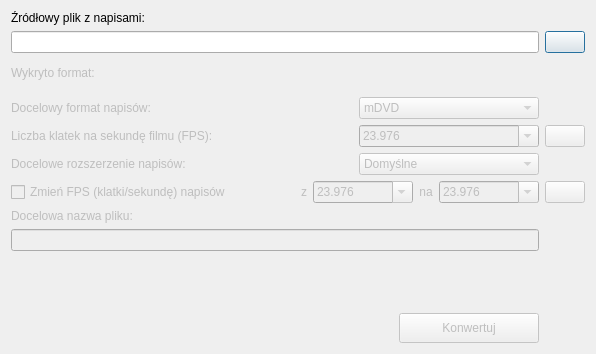
Old version of the form ui/frmconvert.ui in the repository QNapi/qnapi.
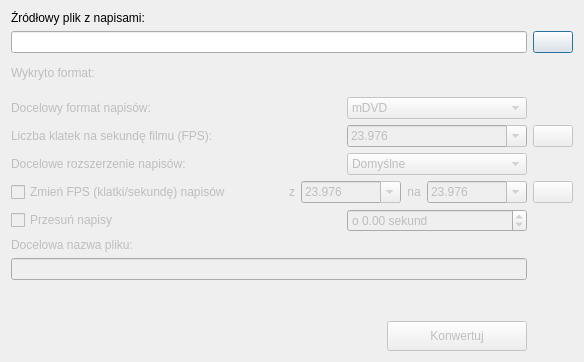
New version of the form. Icons and pictures are not drawn.

Commit message: support for applying subtitle time offset (delay or acceleration)

The edit to the form file:
```diff
--- a/ui/frmconvert.ui
+++ b/ui/frmconvert.ui
@@ -6,8 +6,8 @@
    <rect>
     <x>0</x>
     <y>0</y>
-    <width>596</width>
-    <height>354</height>
+    <width>584</width>
+    <height>362</height>
    </rect>
   </property>
   <property name="windowTitle">
@@ -512,6 +512,70 @@
     </widget>
    </item>
    <item row="7" column="0">
+    <layout class="QHBoxLayout" name="horizontalLayout_7">
+     <item>
+      <widget class="QCheckBox" name="cbDelaySubtitles">
+       <property name="enabled">
+        <bool>false</bool>
+       </property>
+       <property name="text">
+        <string>Przesuń napisy</string>
+       </property>
+      </widget>
+     </item>
+     <item>
+      <spacer name="horizontalSpacer_7">
+       <property name="orientation">
+        <enum>Qt::Horizontal</enum>
+       </property>
+       <property name="sizeHint" stdset="0">
+        <size>
+         <width>40</width>
+         <height>20</height>
+        </size>
+       </property>
+      </spacer>
+     </item>
+     <item>
+      <widget class="QDoubleSpinBox" name="sbDelayOffset">
+       <property name="enabled">
+        <bool>false</bool>
+       </property>
+       <property name="sizePolicy">
+        <sizepolicy hsizetype="Fixed" vsizetype="Fixed">
+         <horstretch>0</horstretch>
+         <verstretch>0</verstretch>
+        </sizepolicy>
+       </property>
+       <property name="minimumSize">
+        <size>
+         <width>180</width>
+         <height>0</height>
+        </size>
+       </property>
+       <property name="maximumSize">
+        <size>
+         <width>180</width>
+         <height>16777215</height>
+        </size>
+       </property>
+       <property name="prefix">
+        <string>o </string>
+       </property>
+       <property name="suffix">
+        <string> sekund</string>
+       </property>
+       <property name="minimum">
+        <double>-999999999.000000000000000</double>
+       </property>
+       <property name="maximum">
+        <double>999999999.000000000000000</double>
+       </property>
+      </widget>
+     </item>
+    </layout>
+   </item>
+   <item row="8" column="0">
     <widget class="QLabel" name="lbTargetFileName">
      <property name="enabled">
       <bool>false</bool>
@@ -521,23 +585,23 @@
      </property>
     </widget>
    </item>
-   <item row="8" column="0">
-    <widget class="QLineEdit" name="leTargetFileName">
-     <property name="enabled">
-      <bool>false</bool>
-     </property>
-     <property name="text">
-      <string/>
-     </property>
-     <property name="cursorPosition">
-      <number>0</number>
-     </property>
-     <property name="readOnly">
-      <bool>false</bool>
-     </property>
-    </widget>
-   </item>
    <item row="9" column="0">
+    <widget class="QLineEdit" name="leTargetFileName">
+     <property name="enabled">
+      <bool>false</bool>
+     </property>
+     <property name="text">
+      <string/>
+     </property>
+     <property name="cursorPosition">
+      <number>0</number>
+     </property>
+     <property name="readOnly">
+      <bool>false</bool>
+     </property>
+    </widget>
+   </item>
+   <item row="10" column="0">
     <spacer name="verticalSpacer">
      <property name="orientation">
       <enum>Qt::Vertical</enum>
@@ -550,7 +614,7 @@
      </property>
     </spacer>
    </item>
-   <item row="10" column="0">
+   <item row="11" column="0">
     <layout class="QHBoxLayout" name="horizontalLayout_3">
      <item>
       <spacer name="horizontalSpacer">
```
Left out of the diff: 16 changed lines with no effect on the pictures. The commit also changes 4 other files.
